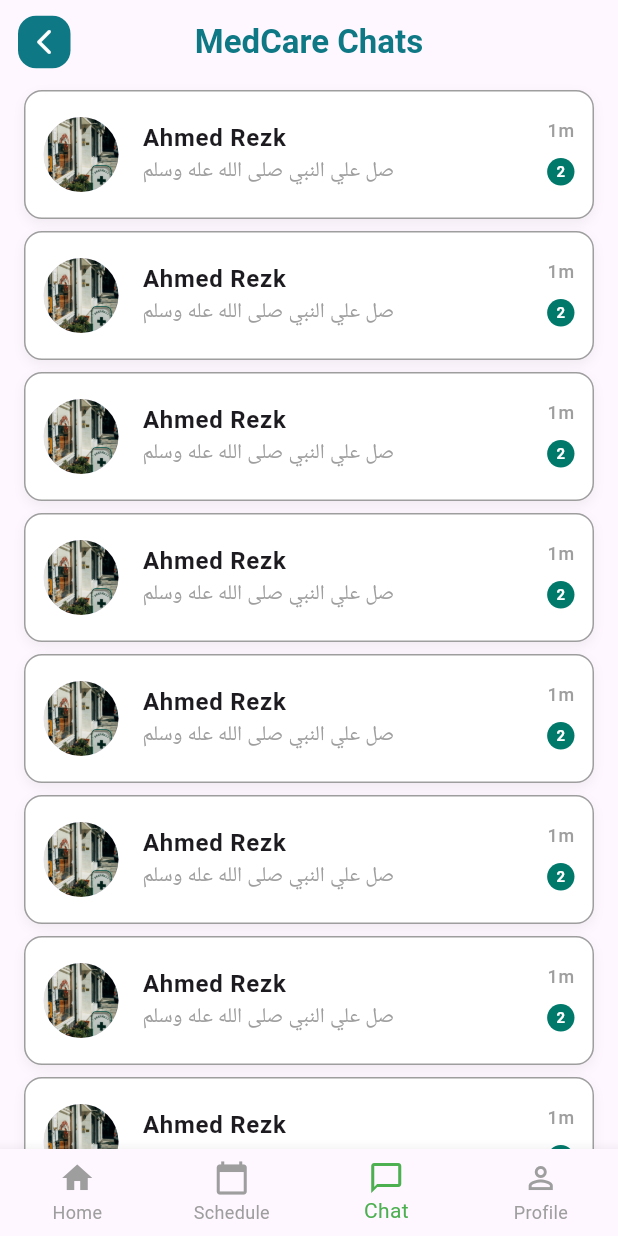
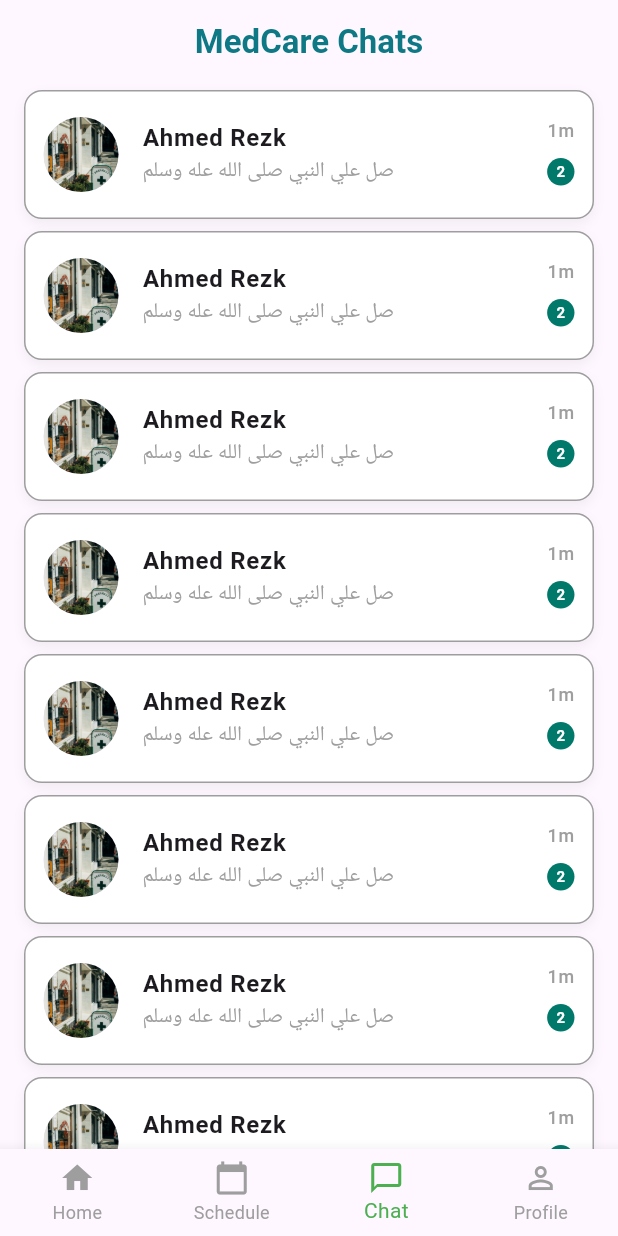
Before and after one commit to MElwakel/MedCare, a Flutter app: the AllChatView screen opened by its route, on a phone screen of 412 x 824 dp. Run offline on Flutter 3.47's test engine with Material 3 defaults, Android fonts, the phone set to English and light mode, and no system bars; our stand-ins replace font_awesome_flutter, go_router, pin_code_fields, readmore.

Commit message:
refactor build custom app bar (adding showBackButton)

```diff
--- a/lib/core/helpers/build_custom_app_bar.dart
+++ b/lib/core/helpers/build_custom_app_bar.dart
@@ -3,10 +3,11 @@ import 'package:flutter/material.dart';
 import '../utiles/app_colors.dart';
 import '../widgets/back_icon_widget.dart';
 
-AppBar buildCustomAppBar({required String title}) {
+AppBar buildCustomAppBar({required String title, required bool showBackButton}) {
 
   return AppBar(
-    leading: Row(
+    leading: showBackButton
+        ? Row(
             children: [
               SizedBox(width: 4),
               Padding(
@@ -14,7 +15,8 @@ AppBar buildCustomAppBar({required String title}) {
                 child: BackIconWidget(),
               ),
             ],
-    ),
+          )
+        : null,
     centerTitle: true,
     title: Text(
       title,
--- a/lib/features/chat/presentation/views/all_chat_view.dart
+++ b/lib/features/chat/presentation/views/all_chat_view.dart
@@ -10,7 +10,7 @@ class AllChatView extends StatelessWidget {
   @override
   Widget build(BuildContext context) {
     return Scaffold(
-      appBar: buildCustomAppBar(title: "MedCare Chats"),
+      appBar: buildCustomAppBar(title: "MedCare Chats", showBackButton: false),
       body: AllChatViewBody(),
       bottomNavigationBar: ButtonNavigationBar(selectedIndex: 2),
 
--- a/lib/features/hospital/presentation/views/hospital_details_view.dart
+++ b/lib/features/hospital/presentation/views/hospital_details_view.dart
@@ -10,7 +10,7 @@ class HospitalDetailsView extends StatelessWidget {
   @override
   Widget build(BuildContext context) {
     return Scaffold(
-      appBar: buildCustomAppBar(title: 'Hospital Details'),
+      appBar: buildCustomAppBar(title: 'Hospital Details',showBackButton: true),
 
       body: HospitalDetailsViewBody(hospital: hospital),
 
--- a/lib/features/hospital/presentation/views/hospital_view.dart
+++ b/lib/features/hospital/presentation/views/hospital_view.dart
@@ -11,7 +11,7 @@ class HospitalView extends StatelessWidget {
   @override
   Widget build(BuildContext context) {
     return Scaffold(
-      appBar: buildCustomAppBar(title: 'hospitals'),
+      appBar: buildCustomAppBar(title: 'hospitals',showBackButton: true),
       backgroundColor: const Color(0xffF7F9FB),
       body:  const HospitalsViewBody(),
     );
--- a/lib/features/pharmacies/presentation/views/pharmacies_view.dart
+++ b/lib/features/pharmacies/presentation/views/pharmacies_view.dart
@@ -10,7 +10,7 @@ class PharmaciesView extends StatelessWidget {
   @override
   Widget build(BuildContext context) {
     return Scaffold(
-      appBar: buildCustomAppBar(title: 'pharmacies'),
+      appBar: buildCustomAppBar(title: 'pharmacies',showBackButton: true),
       body: const PharmaciesViewBody(),
     );
   }
--- a/lib/features/pharmacies/presentation/views/pharmacy_details_view.dart
+++ b/lib/features/pharmacies/presentation/views/pharmacy_details_view.dart
@@ -10,7 +10,7 @@ class PharmacyDetailsView extends StatelessWidget {
   @override
   Widget build(BuildContext context) {
     return Scaffold(
-      appBar: buildCustomAppBar(title: 'Pharmacy Details'),
+      appBar: buildCustomAppBar(title: 'Pharmacy Details',showBackButton: true),
 
       body: PharmacyDetailsViewBody(pharmacy: pharmacy),
 
--- a/lib/features/profile/presentation/views/profile_view.dart
+++ b/lib/features/profile/presentation/views/profile_view.dart
@@ -1,4 +1,5 @@
 import 'package:flutter/material.dart';
+import 'package:medcare/core/helpers/build_custom_app_bar.dart';
 import 'package:medcare/features/profile/presentation/views/widgets/profile_view_body.dart';
 
 import '../../../home/presentation/widgets/button_navigation_bar.dart';
@@ -10,6 +11,7 @@ class ProfileView extends StatelessWidget {
   @override
   Widget build(BuildContext context) {
     return Scaffold(
+      appBar: buildCustomAppBar(title: 'MedCare Profile',showBackButton: false),
       body: ProfileViewBody(),
       bottomNavigationBar: ButtonNavigationBar(selectedIndex: 3),
     );
--- a/lib/features/schedule/presentation/views/schedule_view.dart
+++ b/lib/features/schedule/presentation/views/schedule_view.dart
@@ -10,7 +10,7 @@ class ScheduleView extends StatelessWidget {
   @override
   Widget build(BuildContext context) {
     return Scaffold(
-      appBar: buildCustomAppBar(title: 'MedCare Schedule'),
+      appBar: buildCustomAppBar(title: 'MedCare Schedule',showBackButton: false),
       body: ScheduleViewBody(),
       bottomNavigationBar: ButtonNavigationBar(selectedIndex: 1)
     );
```
Lines whose indentation alone changed are shown as unchanged.
